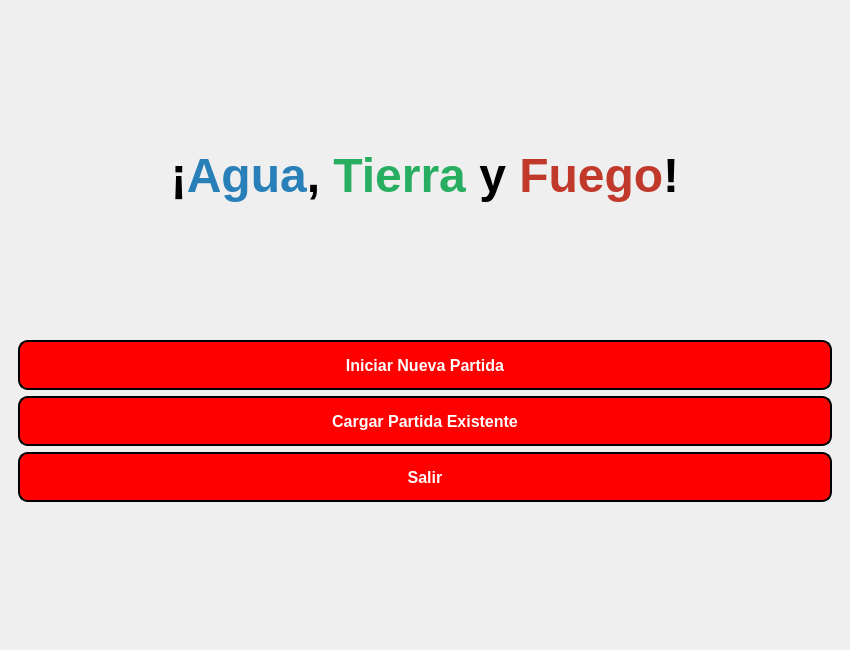
The window that ui/MainWindow.ui (Matiigz/tp-juego-poo) describes before a commit, drawn with Qt 5.
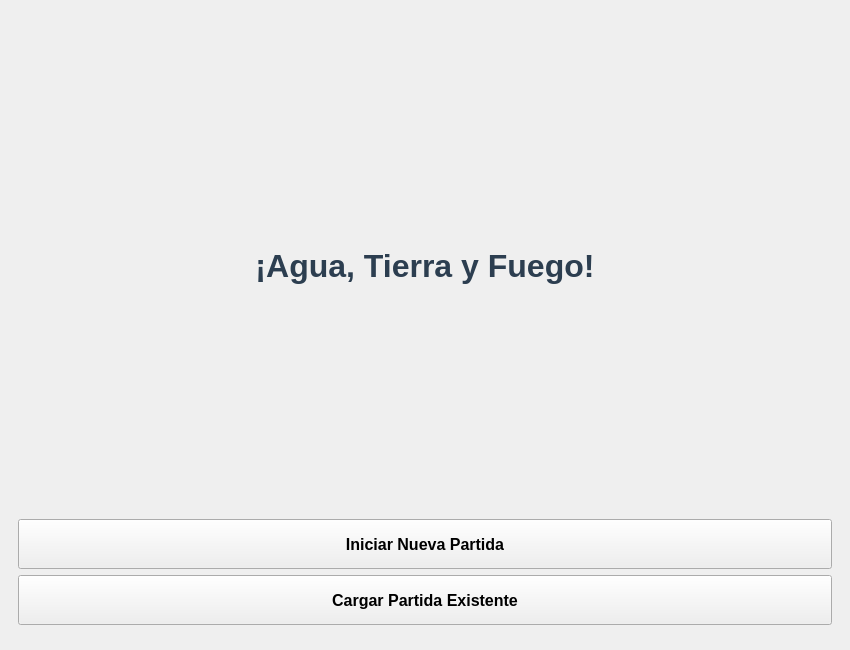
The same window after the commit. The open tabs and pages were chosen to show the change. Icons and pictures are not drawn.

Commit message: Revert "pantalla inicio"

What changed in the file:
```diff
--- a/ui/MainWindow.ui
+++ b/ui/MainWindow.ui
@@ -21,146 +21,42 @@
        <number>1</number>
       </property>
       <widget class="QWidget" name="pageInicio">
-       <property name="styleSheet">
-        <string notr="true">#pageInicio {
-    border-image: url(:/imagenes/cc70f896-a6ee-4185-a978-6fd627721f1e.png) 0 0 0 0 stretch stretch;
-}</string>
-       </property>
        <layout class="QVBoxLayout" name="verticalLayout_2">
         <item>
          <spacer name="verticalSpacer">
-          <property name="orientation">
-           <enum>Qt::Orientation::Vertical</enum>
-          </property>
-          <property name="sizeHint" stdset="0">
-           <size>
-            <width>0</width>
-            <height>0</height>
-           </size>
-          </property>
+          <property name="orientation"><enum>Qt::Vertical</enum></property>
          </spacer>
         </item>
         <item>
          <widget class="QLabel" name="lblTitulo">
-          <property name="font">
-           <font>
-            <pointsize>36</pointsize>
-            <bold>true</bold>
-           </font>
-          </property>
-          <property name="styleSheet">
-           <string notr="true">¡&lt;span style=&quot;color: #2980b9;&quot;&gt;Agua&lt;/span&gt;, &lt;span style=&quot;color: #27ae60;&quot;&gt;Tierra&lt;/span&gt; y &lt;span style=&quot;color: #c0392b;&quot;&gt;Fuego&lt;/span&gt;!</string>
-          </property>
-          <property name="text">
-           <string>¡&lt;span style=&quot;color: #2980b9;&quot;&gt;Agua&lt;/span&gt;, &lt;span style=&quot;color: #27ae60;&quot;&gt;Tierra&lt;/span&gt; y &lt;span style=&quot;color: #c0392b;&quot;&gt;Fuego&lt;/span&gt;!</string>
-          </property>
-          <property name="alignment">
-           <set>Qt::AlignmentFlag::AlignCenter</set>
-          </property>
+          <property name="font"><font><pointsize>24</pointsize><weight>75</weight><bold>true</bold></font></property>
+          <property name="styleSheet"><string>color: #2c3e50;</string></property>
+          <property name="text"><string>¡Agua, Tierra y Fuego!</string></property>
+          <property name="alignment"><set>Qt::AlignCenter</set></property>
          </widget>
         </item>
         <item>
          <spacer name="verticalSpacer_2">
-          <property name="orientation">
-           <enum>Qt::Orientation::Vertical</enum>
-          </property>
-          <property name="sizeHint" stdset="0">
-           <size>
-            <width>0</width>
-            <height>0</height>
-           </size>
-          </property>
+          <property name="orientation"><enum>Qt::Vertical</enum></property>
          </spacer>
         </item>
         <item>
          <widget class="QPushButton" name="btnIniciarJuego">
-          <property name="minimumSize">
-           <size>
-            <width>50</width>
-            <height>50</height>
-           </size>
-          </property>
-          <property name="font">
-           <font>
-            <pointsize>12</pointsize>
-            <bold>true</bold>
-           </font>
-          </property>
-          <property name="styleSheet">
-           <string notr="true">    color: rgba(255, 255, 255, 1);              /* Color de la letra: blanco */
-    background-color: rgba(255, 0, 0, 1);       /* Fondo rojo */
-    border: 2px solid rgba(0, 0, 0, 1);          /* Borde negro */
-    border-radius: 10px;                        /* Bordes redondeados */
-    text-transform: uppercase;                   /* Texto en mayúsculas */</string>
-          </property>
-          <property name="text">
-           <string>Iniciar Nueva Partida</string>
-          </property>
+          <property name="minimumSize"><size><width>0</width><height>50</height></size></property>
+          <property name="font"><font><pointsize>12</pointsize><weight>75</weight><bold>true</bold></font></property>
+          <property name="text"><string>Iniciar Nueva Partida</string></property>
          </widget>
         </item>
         <item>
          <widget class="QPushButton" name="btnCargarJuegoInicio">
-          <property name="minimumSize">
-           <size>
-            <width>50</width>
-            <height>50</height>
-           </size>
-          </property>
-          <property name="font">
-           <font>
-            <pointsize>12</pointsize>
-            <bold>true</bold>
-           </font>
-          </property>
-          <property name="styleSheet">
-           <string notr="true">    color: rgba(255, 255, 255, 1);              /* Color de la letra: blanco */
-    background-color: rgba(255, 0, 0, 1);       /* Fondo rojo */
-    border: 2px solid rgba(0, 0, 0, 1);          /* Borde negro */
-    border-radius: 10px;                        /* Bordes redondeados */
-    text-transform: uppercase;                   /* Texto en mayúsculas */</string>
-          </property>
-          <property name="text">
-           <string>Cargar Partida Existente</string>
-          </property>
-         </widget>
-        </item>
-        <item>
-         <widget class="QPushButton" name="btnSalir">
-          <property name="minimumSize">
-           <size>
-            <width>50</width>
-            <height>50</height>
-           </size>
-          </property>
-          <property name="font">
-           <font>
-            <pointsize>12</pointsize>
-            <bold>true</bold>
-           </font>
-          </property>
-          <property name="styleSheet">
-           <string notr="true">    color: rgba(255, 255, 255, 1);              /* Color de la letra: blanco */
-    background-color: rgba(255, 0, 0, 1);       /* Fondo rojo */
-    border: 2px solid rgba(0, 0, 0, 1);          /* Borde negro */
-    border-radius: 10px;                        /* Bordes redondeados */
-    text-transform: uppercase;                   /* Texto en mayúsculas */</string>
-          </property>
-          <property name="text">
-           <string>Salir</string>
-          </property>
+          <property name="minimumSize"><size><width>0</width><height>50</height></size></property>
+          <property name="font"><font><pointsize>12</pointsize><weight>75</weight><bold>true</bold></font></property>
+          <property name="text"><string>Cargar Partida Existente</string></property>
          </widget>
         </item>
         <item>
          <spacer name="verticalSpacer_3">
-          <property name="orientation">
-           <enum>Qt::Orientation::Vertical</enum>
-          </property>
-          <property name="sizeHint" stdset="0">
-           <size>
-            <width>0</width>
-            <height>0</height>
-           </size>
-          </property>
+          <property name="orientation"><enum>Qt::Vertical</enum></property>
          </spacer>
         </item>
        </layout>
```
Left out of the diff: 315 changed lines with no effect on the pictures. The commit also changes 22 other files.
